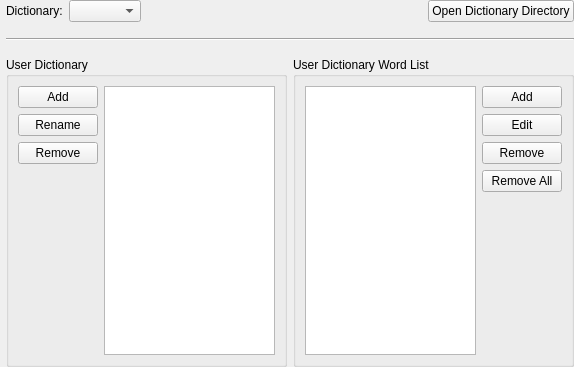
Sigil-Ebook/Sigil, file src/Sigil/Form_Files/PSpellCheckWidget.ui: the form before one commit.
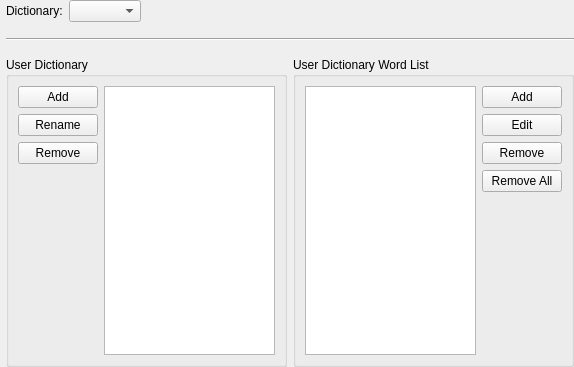
The form after the commit.

Commit message: Simplify the confusion, apparent path error and redundancy by removing the Open Dictionary Location button from the spell check widget. User can use the Open Preferences Location button instead.

Patch:
```diff
--- a/src/Sigil/Form_Files/PSpellCheckWidget.ui
+++ b/src/Sigil/Form_Files/PSpellCheckWidget.ui
@@ -58,23 +58,6 @@
        </property>
       </spacer>
      </item>
-     <item>
-      <widget class="QPushButton" name="pbDictionaryDirectory">
-       <property name="minimumSize">
-        <size>
-         <width>140</width>
-         <height>0</height>
-        </size>
-       </property>
-       <property name="toolTip">
-        <string>&lt;p&gt;Open the directory where Sigil looks for additional hunspell dictionaries.&lt;/p&gt;
-&lt;p&gt;Dictionaries in this location will be added to the list you can choose from and will override default dictionaries that have the same name.&lt;/p&gt;</string>
-       </property>
-       <property name="text">
-        <string>Open Dictionary Directory</string>
-       </property>
-      </widget>
-     </item>
     </layout>
    </item>
    <item>
```
The commit also changes 2 other files.
